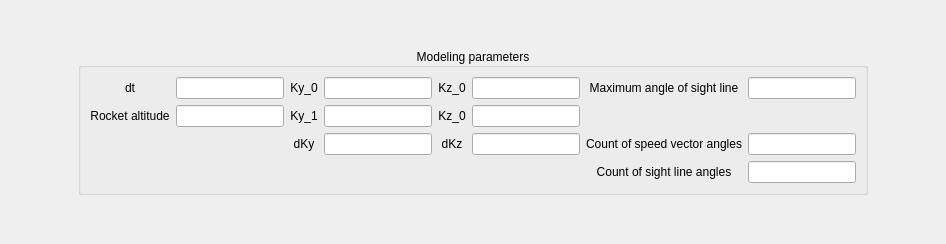
The window that mainwindow/modelingframeparameters.ui (Yegres5/diploma) describes before a commit, drawn with Qt 5.
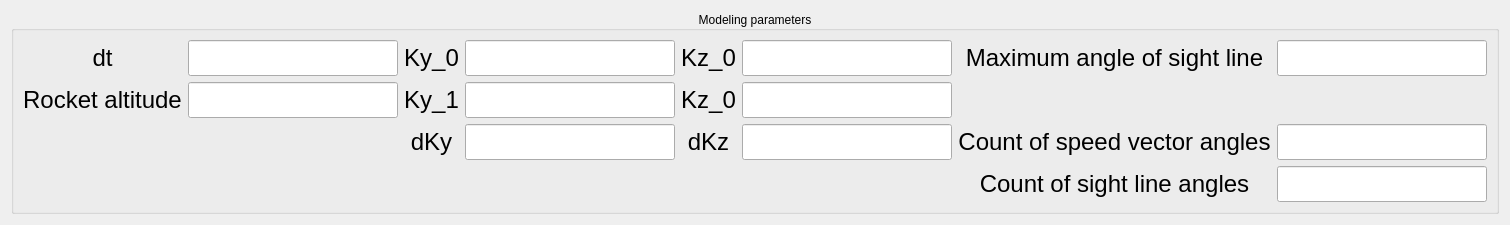
The same window after the commit.

Diff of the .ui file:
```diff
--- a/mainwindow/modelingframeparameters.ui
+++ b/mainwindow/modelingframeparameters.ui
@@ -6,8 +6,8 @@
    <rect>
     <x>0</x>
     <y>0</y>
-    <width>946</width>
-    <height>244</height>
+    <width>1225</width>
+    <height>198</height>
    </rect>
   </property>
   <property name="windowTitle">
@@ -42,6 +42,11 @@
             <verstretch>0</verstretch>
            </sizepolicy>
           </property>
+          <property name="font">
+           <font>
+            <pointsize>18</pointsize>
+           </font>
+          </property>
           <property name="text">
            <string>dt</string>
           </property>
@@ -58,6 +63,11 @@
             <verstretch>0</verstretch>
            </sizepolicy>
           </property>
+          <property name="font">
+           <font>
+            <pointsize>18</pointsize>
+           </font>
+          </property>
          </widget>
         </item>
        </layout>
@@ -72,6 +82,11 @@
             <verstretch>0</verstretch>
            </sizepolicy>
           </property>
+          <property name="font">
+           <font>
+            <pointsize>18</pointsize>
+           </font>
+          </property>
           <property name="text">
            <string>Ky_1</string>
           </property>
@@ -88,6 +103,11 @@
             <verstretch>0</verstretch>
            </sizepolicy>
           </property>
+          <property name="font">
+           <font>
+            <pointsize>18</pointsize>
+           </font>
+          </property>
          </widget>
         </item>
        </layout>
@@ -102,6 +122,11 @@
             <verstretch>0</verstretch>
            </sizepolicy>
           </property>
+          <property name="font">
+           <font>
+            <pointsize>18</pointsize>
+           </font>
+          </property>
           <property name="text">
            <string>Count of sight line angles</string>
           </property>
@@ -118,6 +143,11 @@
             <verstretch>0</verstretch>
            </sizepolicy>
           </property>
+          <property name="font">
+           <font>
+            <pointsize>18</pointsize>
+           </font>
+          </property>
          </widget>
         </item>
        </layout>
@@ -132,6 +162,11 @@
             <verstretch>0</verstretch>
            </sizepolicy>
           </property>
+          <property name="font">
+           <font>
+            <pointsize>18</pointsize>
+           </font>
+          </property>
           <property name="text">
            <string>Count of speed vector angles</string>
           </property>
@@ -148,6 +183,11 @@
             <verstretch>0</verstretch>
            </sizepolicy>
           </property>
+          <property name="font">
+           <font>
+            <pointsize>18</pointsize>
+           </font>
+          </property>
          </widget>
         </item>
        </layout>
@@ -162,6 +202,11 @@
             <verstretch>0</verstretch>
            </sizepolicy>
           </property>
+          <property name="font">
+           <font>
+            <pointsize>18</pointsize>
+           </font>
+          </property>
           <property name="text">
            <string>Maximum angle of sight line</string>
           </property>
@@ -178,6 +223,11 @@
             <verstretch>0</verstretch>
            </sizepolicy>
           </property>
+          <property name="font">
+           <font>
+            <pointsize>18</pointsize>
+           </font>
+          </property>
          </widget>
         </item>
        </layout>
@@ -192,6 +242,11 @@
             <verstretch>0</verstretch>
            </sizepolicy>
           </property>
+          <property name="font">
+           <font>
+            <pointsize>18</pointsize>
+           </font>
+          </property>
           <property name="text">
            <string>dKy</string>
           </property>
@@ -208,6 +263,11 @@
             <verstretch>0</verstretch>
            </sizepolicy>
           </property>
+          <property name="font">
+           <font>
+            <pointsize>18</pointsize>
+           </font>
+          </property>
          </widget>
         </item>
        </layout>
@@ -222,6 +282,11 @@
             <verstretch>0</verstretch>
            </sizepolicy>
           </property>
+          <property name="font">
+           <font>
+            <pointsize>18</pointsize>
+           </font>
+          </property>
           <property name="text">
            <string>Rocket altitude</string>
           </property>
@@ -238,6 +303,11 @@
             <verstretch>0</verstretch>
            </sizepolicy>
           </property>
+          <property name="font">
+           <font>
+            <pointsize>18</pointsize>
+           </font>
+          </property>
          </widget>
         </item>
        </layout>
@@ -252,6 +322,11 @@
             <verstretch>0</verstretch>
            </sizepolicy>
           </property>
+          <property name="font">
+           <font>
+            <pointsize>18</pointsize>
+           </font>
+          </property>
           <property name="text">
            <string>Ky_0</string>
           </property>
@@ -268,6 +343,11 @@
             <verstretch>0</verstretch>
            </sizepolicy>
           </property>
+          <property name="font">
+           <font>
+            <pointsize>18</pointsize>
+           </font>
+          </property>
          </widget>
         </item>
        </layout>
@@ -282,6 +362,11 @@
             <verstretch>0</verstretch>
            </sizepolicy>
           </property>
+          <property name="font">
+           <font>
+            <pointsize>18</pointsize>
+           </font>
+          </property>
           <property name="text">
            <string>dKz</string>
           </property>
@@ -298,6 +383,11 @@
             <verstretch>0</verstretch>
            </sizepolicy>
           </property>
+          <property name="font">
+           <font>
+            <pointsize>18</pointsize>
+           </font>
+          </property>
          </widget>
         </item>
        </layout>
@@ -312,6 +402,11 @@
             <verstretch>0</verstretch>
            </sizepolicy>
           </property>
+          <property name="font">
+           <font>
+            <pointsize>18</pointsize>
+           </font>
+          </property>
           <property name="text">
            <string>Kz_0</string>
           </property>
@@ -328,6 +423,11 @@
             <verstretch>0</verstretch>
            </sizepolicy>
           </property>
+          <property name="font">
+           <font>
+            <pointsize>18</pointsize>
+           </font>
+          </property>
          </widget>
         </item>
        </layout>
@@ -342,6 +442,11 @@
             <verstretch>0</verstretch>
            </sizepolicy>
           </property>
+          <property name="font">
+           <font>
+            <pointsize>18</pointsize>
+           </font>
+          </property>
           <property name="text">
            <string>Kz_0</string>
           </property>
@@ -358,6 +463,11 @@
             <verstretch>0</verstretch>
            </sizepolicy>
           </property>
+          <property name="font">
+           <font>
+            <pointsize>18</pointsize>
+           </font>
+          </property>
          </widget>
         </item>
        </layout>
```
